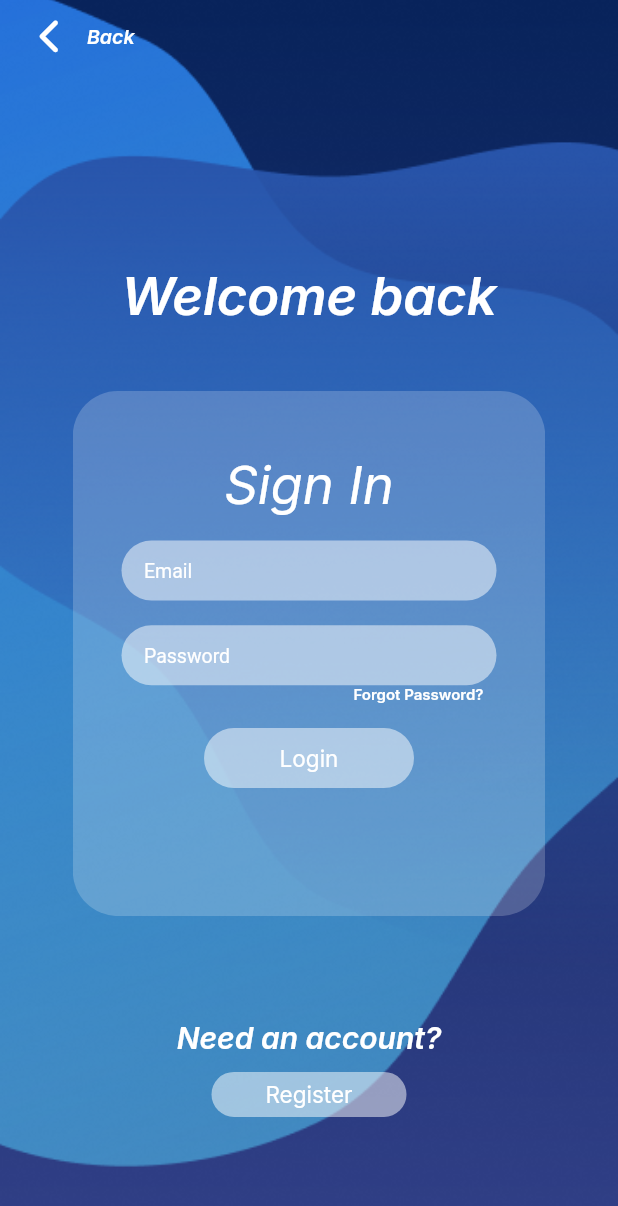
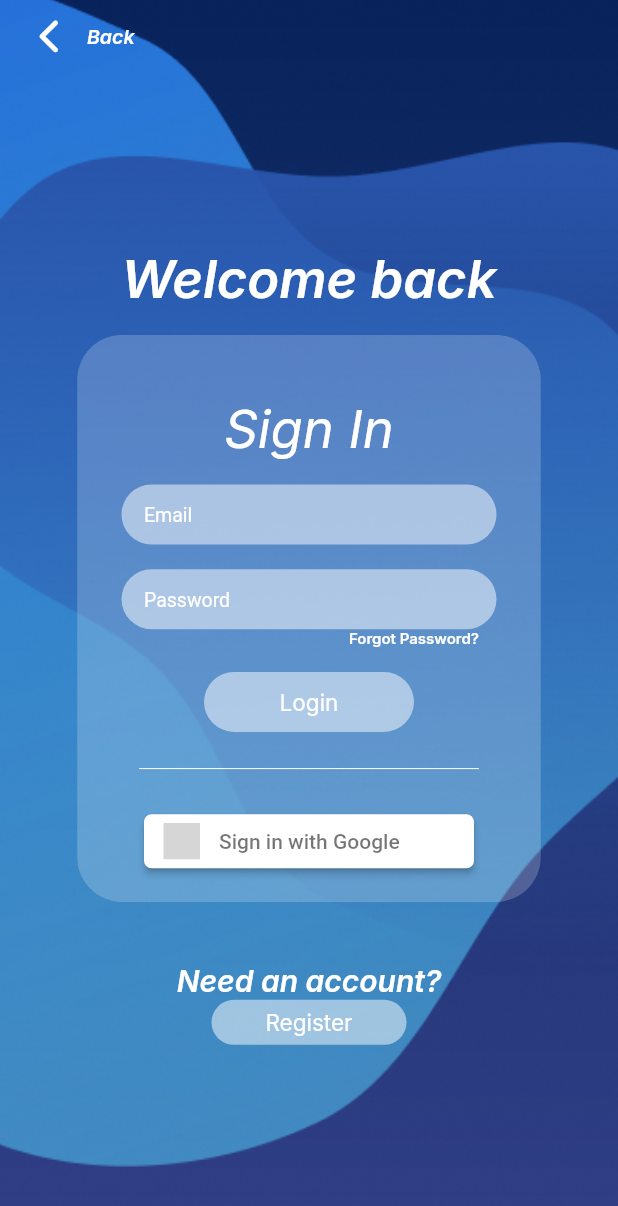
Before and after one commit to Ismael-Deka/TrivialTrivia-flutter, a Flutter app: the screen it shows after launch, after a tap on "Sign In", on a phone screen of 412 x 824 dp. Shown: the top 1206 px of the screen. Run offline on Flutter 3.47's test engine with Material 2 defaults, Android fonts, the phone set to English and light mode, and no system bars; drawn by our look-alikes of sign_in_button; our stand-ins replace cloud_firestore, firebase_auth, firebase_core, firebase_storage, flutter_hooks, font_awesome_flutter and 5 more; accounts and stored records are empty; network calls fail; project files that could hold a hidden picture were left out; grey boxes are pictures that could not be loaded.

Commit message:
Google Sign In Button Added

```diff
--- a/lib/screens/SignInScreen.dart
+++ b/lib/screens/SignInScreen.dart
@@ -2,6 +2,7 @@ import 'package:google_fonts/google_fonts.dart';
 import 'package:font_awesome_flutter/font_awesome_flutter.dart';
 import 'package:flutter/material.dart';
 import 'package:shared_preferences/shared_preferences.dart';
+import 'package:sign_in_button/sign_in_button.dart';
 import 'package:trivial_trivia/services/auth.dart';
 
 class SignIn extends StatefulWidget {
@@ -74,23 +75,29 @@ class _SignInState extends State<SignIn> {
                         )),
                   ),
                 ),
-                Align(
-                    alignment: const Alignment(0, -0.55),
-                    child: Text('Welcome back',
+                Column(
+                  children: [
+                    SizedBox(
+                      height: size.height*0.2,
+                    ),
+                    Text('Welcome back',
                         style: GoogleFonts.inter(
                           color: const Color.fromRGBO(255, 255, 255, 1),
                           fontSize: 35,
                           fontWeight: FontWeight.w600,
                           fontStyle: FontStyle.italic,
-                        ))),
+                        )),
+                    SizedBox(
+                        height: size.height*0.02
+                    ),
                     Stack(
                       children: <Widget>[
                         Align(
                             alignment: const Alignment(0, 0.10),
                             child: ClipRect(
                                 child: Container(
-                                height: 350,
-                                width: 315,
+
+                                    width: size.width*0.75,
                                     decoration: BoxDecoration(
                                         color: Colors.white.withOpacity(0.2),
                                         borderRadius: BorderRadius.circular(30)),
@@ -207,22 +214,37 @@ class _SignInState extends State<SignIn> {
                                               )),
 
                                         ),
+                                        Padding(
+                                          padding: EdgeInsets.fromLTRB(size.width*0.1, size.height*0.02, size.width*0.1, size.height*0.02),
+                                          child: const Divider(
+                                            color: Colors.white,
+                                          ),
+                                        ),
+                                        SignInButton(
+                                            Buttons.google,
+                                            shape: RoundedRectangleBorder(
+                                              borderRadius: BorderRadius.circular(5.0),
+                                            ),
+                                            onPressed: (){}
+                                        ),
+                                        SizedBox(
+                                          height: size.height*0.02,
+                                        )
                                       ],
                                     )))),
                       ],
                     ),
-                Align(
-                    alignment: const Alignment(0, 0.70),
-                    child: Text('Need an account?',
+                    SizedBox(
+                      height: size.height*0.05
+                    ),
+                    Text('Need an account?',
                         style: GoogleFonts.inter(
                           color: const Color.fromRGBO(255, 255, 255, 1),
                           fontSize: 20,
                           fontWeight: FontWeight.w600,
                           fontStyle: FontStyle.italic,
-                        ))),
-                Align(
-                  alignment: const Alignment(0, 0.80),
-                  child: GestureDetector(
+                        )),
+                    GestureDetector(
                       onTap: () => Navigator.pushNamed(context, '/registration'),
                       child: Container(
                           width: 130,
@@ -236,8 +258,10 @@ class _SignInState extends State<SignIn> {
                                     color: const Color.fromRGBO(255, 255, 255, 1),
                                     fontSize: 15)),
                           )),
+                    )
+                  ],
                 ),
-                )
+
               ]),
             )));
   }
```
Lines whose indentation alone changed are shown as unchanged.
